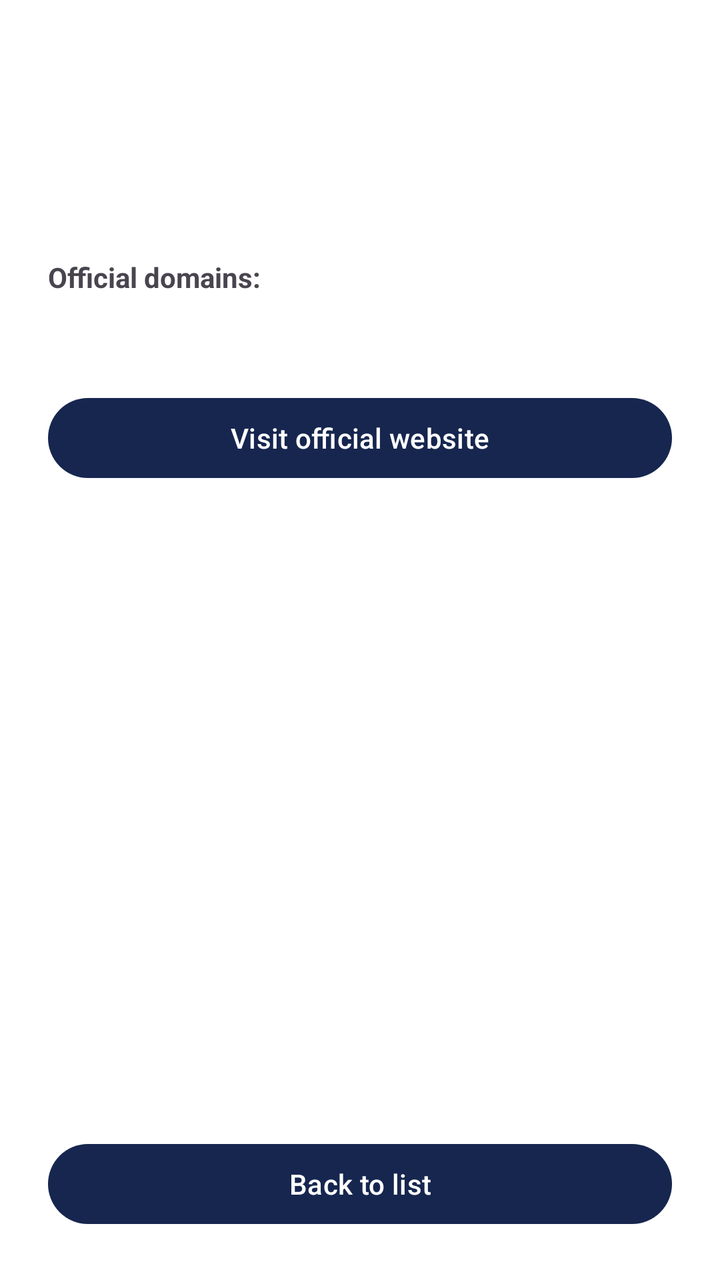
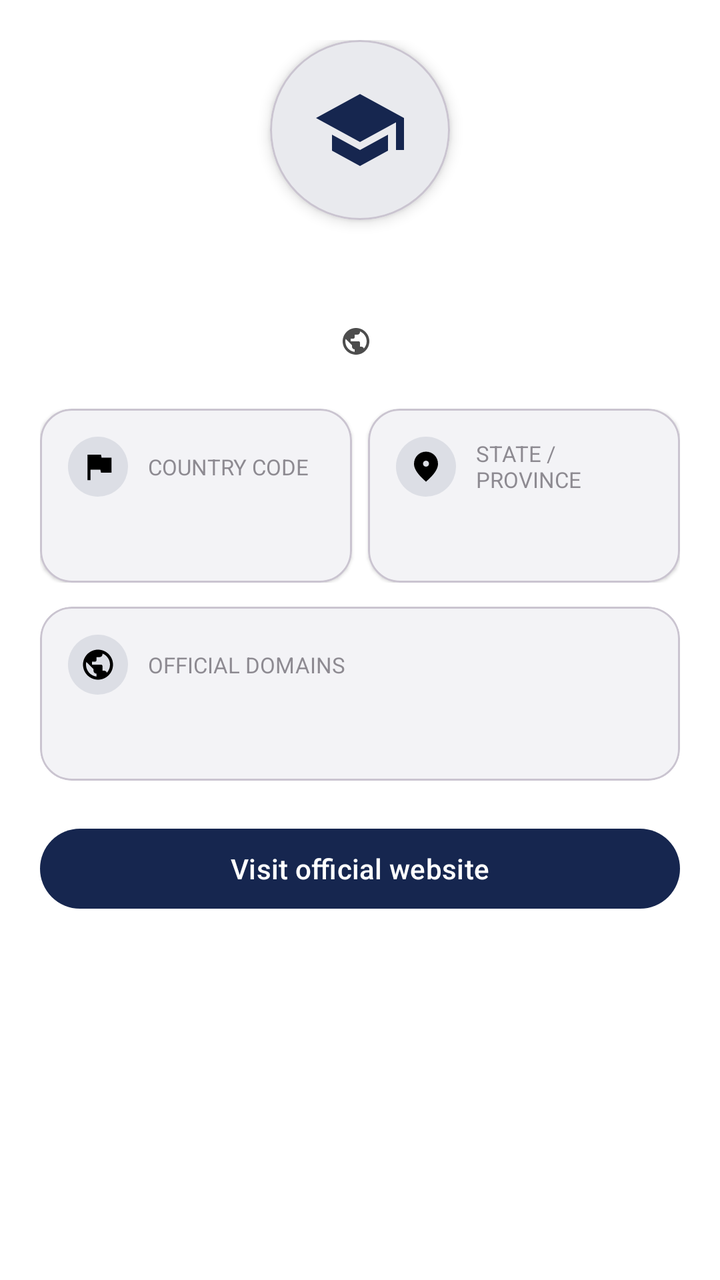

Screens rendered from an Android XML layout before and after an edit, with the pre-edit source and the edit as a unified diff.
<!-- AndroidManifest.xml: application theme Theme.UniDex -->
<!-- res/layout/fragment_university_detail.xml -->
<?xml version="1.0" encoding="utf-8"?>
<androidx.constraintlayout.widget.ConstraintLayout
    xmlns:android="http://schemas.android.com/apk/res/android"
    xmlns:app="http://schemas.android.com/apk/res-auto"
    android:layout_width="match_parent"
    android:layout_height="match_parent"
    android:padding="24dp">

    <TextView
        android:id="@+id/tvName"
        android:layout_width="0dp"
        android:layout_height="wrap_content"
        android:textSize="26sp"
        android:textStyle="bold"
        app:layout_constraintTop_toTopOf="parent"
        app:layout_constraintStart_toStartOf="parent"
        app:layout_constraintEnd_toEndOf="parent" />

    <TextView
        android:id="@+id/tvLocation"
        android:layout_width="0dp"
        android:layout_height="wrap_content"
        android:layout_marginTop="4dp"
        android:textColor="@android:color/darker_gray"
        app:layout_constraintTop_toBottomOf="@id/tvName"
        app:layout_constraintStart_toStartOf="parent" />

    <TextView
        android:id="@+id/tvCountryCode"
        android:layout_width="0dp"
        android:layout_height="wrap_content"
        android:layout_marginTop="4dp"
        app:layout_constraintTop_toBottomOf="@id/tvLocation"
        app:layout_constraintStart_toStartOf="parent" />

    <TextView
        android:id="@+id/tvDomainsLabel"
        android:layout_width="wrap_content"
        android:layout_height="wrap_content"
        android:layout_marginTop="24dp"
        android:text="@string/label_domains"
        android:textStyle="bold"
        app:layout_constraintTop_toBottomOf="@id/tvCountryCode"
        app:layout_constraintStart_toStartOf="parent" />

    <TextView
        android:id="@+id/tvDomains"
        android:layout_width="0dp"
        android:layout_height="wrap_content"
        android:layout_marginTop="4dp"
        app:layout_constraintTop_toBottomOf="@id/tvDomainsLabel"
        app:layout_constraintStart_toStartOf="parent"
        app:layout_constraintEnd_toEndOf="parent" />

    <Button
        android:id="@+id/btnVisitWebsite"
        android:layout_width="match_parent"
        android:layout_height="wrap_content"
        android:layout_marginTop="24dp"
        android:text="@string/btn_visit_website"
        app:layout_constraintTop_toBottomOf="@id/tvDomains" />

    <Button
        android:id="@+id/btnBack"
        android:layout_width="match_parent"
        android:layout_height="wrap_content"
        android:layout_marginTop="16dp"
        android:text="@string/btn_back_to_list"
        app:layout_constraintBottom_toBottomOf="parent" />

</androidx.constraintlayout.widget.ConstraintLayout>
<!-- resources referenced by this layout -->
<resources>
  <string name="btn_back_to_list">Back to list</string>
  <string name="btn_visit_website">Visit official website</string>
  <string name="label_domains">Official domains:</string>
  <style name="Theme.UniDex" parent="Base.Theme.UniDex" />
  <style name="Base.Theme.UniDex" parent="Theme.Material3.DayNight.NoActionBar">
          
          <item name="colorPrimary">@color/colorUniDexPrimary</item>
          <item name="colorOnPrimary">@color/white</item>
  
          
          <item name="android:windowBackground">@color/white</item>
          <item name="colorOnBackground">@color/black</item>
  
          
          <item name="colorSurface">@color/white</item>
          <item name="colorOnSurface">@color/black</item>
      </style>
  <color name="colorUniDexPrimary">#16264F</color>
  <color name="white">#FFFFFFFF</color>
  <color name="black">#FF000000</color>
</resources>

<!-- the commit's change to res/layout/fragment_university_detail.xml (unified diff, before → after) -->
@@ -1,71 +1,228 @@
 <?xml version="1.0" encoding="utf-8"?>
-<androidx.constraintlayout.widget.ConstraintLayout
+<androidx.core.widget.NestedScrollView
     xmlns:android="http://schemas.android.com/apk/res/android"
     xmlns:app="http://schemas.android.com/apk/res-auto"
     android:layout_width="match_parent"
-    android:layout_height="match_parent"
-    android:padding="24dp">
-
-    <TextView
-        android:id="@+id/tvName"
-        android:layout_width="0dp"
-        android:layout_height="wrap_content"
-        android:textSize="26sp"
-        android:textStyle="bold"
-        app:layout_constraintTop_toTopOf="parent"
-        app:layout_constraintStart_toStartOf="parent"
-        app:layout_constraintEnd_toEndOf="parent" />
-
-    <TextView
-        android:id="@+id/tvLocation"
-        android:layout_width="0dp"
-        android:layout_height="wrap_content"
-        android:layout_marginTop="4dp"
-        android:textColor="@android:color/darker_gray"
-        app:layout_constraintTop_toBottomOf="@id/tvName"
-        app:layout_constraintStart_toStartOf="parent" />
-
-    <TextView
-        android:id="@+id/tvCountryCode"
-        android:layout_width="0dp"
-        android:layout_height="wrap_content"
-        android:layout_marginTop="4dp"
-        app:layout_constraintTop_toBottomOf="@id/tvLocation"
-        app:layout_constraintStart_toStartOf="parent" />
-
-    <TextView
-        android:id="@+id/tvDomainsLabel"
-        android:layout_width="wrap_content"
-        android:layout_height="wrap_content"
-        android:layout_marginTop="24dp"
-        android:text="@string/label_domains"
-        android:textStyle="bold"
-        app:layout_constraintTop_toBottomOf="@id/tvCountryCode"
-        app:layout_constraintStart_toStartOf="parent" />
-
-    <TextView
-        android:id="@+id/tvDomains"
-        android:layout_width="0dp"
-        android:layout_height="wrap_content"
-        android:layout_marginTop="4dp"
-        app:layout_constraintTop_toBottomOf="@id/tvDomainsLabel"
-        app:layout_constraintStart_toStartOf="parent"
-        app:layout_constraintEnd_toEndOf="parent" />
-
-    <Button
-        android:id="@+id/btnVisitWebsite"
+    android:layout_height="match_parent">
+
+    <LinearLayout
         android:layout_width="match_parent"
         android:layout_height="wrap_content"
-        android:layout_marginTop="24dp"
-        android:text="@string/btn_visit_website"
-        app:layout_constraintTop_toBottomOf="@id/tvDomains" />
-
-    <Button
-        android:id="@+id/btnBack"
-        android:layout_width="match_parent"
-        android:layout_height="wrap_content"
-        android:layout_marginTop="16dp"
-        android:text="@string/btn_back_to_list"
-        app:layout_constraintBottom_toBottomOf="parent" />
-
-</androidx.constraintlayout.widget.ConstraintLayout>
+        android:gravity="center_horizontal"
+        android:orientation="vertical"
+        android:padding="20dp">
+
+        <com.google.android.material.card.MaterialCardView
+            android:layout_width="90dp"
+            android:layout_height="90dp"
+            app:cardBackgroundColor="@color/white"
+            app:cardCornerRadius="45dp"
+            app:cardElevation="4dp">
+
+            <ImageView
+                android:layout_width="48dp"
+                android:layout_height="48dp"
+                android:layout_gravity="center"
+                android:contentDescription="@null"
+                android:src="@drawable/ic_university_24"
+                app:tint="@color/colorUniDexPrimary" />
+        </com.google.android.material.card.MaterialCardView>
+
+        <TextView
+            android:id="@+id/tvName"
+            android:layout_width="match_parent"
+            android:layout_height="wrap_content"
+            android:layout_marginTop="16dp"
+            android:gravity="center"
+            android:textSize="22sp"
+            android:textStyle="bold" />
+
+        <LinearLayout
+            android:layout_width="wrap_content"
+            android:layout_height="wrap_content"
+            android:layout_marginTop="6dp"
+            android:gravity="center_vertical"
+            android:orientation="horizontal">
+
+            <ImageView
+                android:layout_width="16dp"
+                android:layout_height="16dp"
+                android:alpha="0.7"
+                android:contentDescription="@null"
+                android:src="@drawable/ic_globe_24"
+                app:tint="?attr/colorOnBackground" />
+
+            <TextView
+                android:id="@+id/tvCountry"
+                android:layout_width="wrap_content"
+                android:layout_height="wrap_content"
+                android:layout_marginStart="4dp"
+                android:alpha="0.7" />
+        </LinearLayout>
+
+        
+        <LinearLayout
+            android:layout_width="match_parent"
+            android:layout_height="wrap_content"
+            android:layout_marginTop="24dp"
+            android:orientation="horizontal">
+
+            
+            <com.google.android.material.card.MaterialCardView
+                android:layout_width="0dp"
+                android:layout_height="match_parent"
+                android:layout_marginEnd="8dp"
+                android:layout_weight="1"
+                app:cardCornerRadius="16dp"
+                app:cardElevation="1dp">
+
+                <LinearLayout
+                    android:layout_width="match_parent"
+                    android:layout_height="wrap_content"
+                    android:orientation="vertical"
+                    android:padding="14dp">
+
+                    <LinearLayout
+                        android:layout_width="match_parent"
+                        android:layout_height="wrap_content"
+                        android:gravity="center_vertical"
+                        android:orientation="horizontal">
+
+                        <ImageView
+                            android:layout_width="30dp"
+                            android:layout_height="30dp"
+                            android:background="@drawable/bg_icon_circle"
+                            android:contentDescription="@null"
+                            android:padding="6dp"
+                            android:src="@drawable/ic_flag_24"
+                            app:tint="?attr/colorOnSurface" />
+
+                        <TextView
+                            android:layout_width="0dp"
+                            android:layout_height="wrap_content"
+                            android:layout_marginStart="10dp"
+                            android:layout_weight="1"
+                            android:alpha="0.6"
+                            android:text="@string/label_country_code_short"
+                            android:textAllCaps="true"
+                            android:textSize="11sp" />
+                    </LinearLayout>
+
+                    <TextView
+                        android:id="@+id/tvCountryCode"
+                        android:layout_width="match_parent"
+                        android:layout_height="wrap_content"
+                        android:layout_marginTop="10dp"
+                        android:textStyle="bold" />
+                </LinearLayout>
+            </com.google.android.material.card.MaterialCardView>
+
+            
+            <com.google.android.material.card.MaterialCardView
+                android:layout_width="0dp"
+                android:layout_height="match_parent"
+                android:layout_weight="1"
+                app:cardCornerRadius="16dp"
+                app:cardElevation="1dp">
+
+                <LinearLayout
+                    android:layout_width="match_parent"
+                    android:layout_height="wrap_content"
+                    android:orientation="vertical"
+                    android:padding="14dp">
+
+                    <LinearLayout
+                        android:layout_width="match_parent"
+                        android:layout_height="wrap_content"
+                        android:gravity="center_vertical"
+                        android:orientation="horizontal">
+
+                        <ImageView
+                            android:layout_width="30dp"
+                            android:layout_height="30dp"
+                            android:background="@drawable/bg_icon_circle"
+                            android:contentDescription="@null"
+                            android:padding="6dp"
+                            android:src="@drawable/ic_pin_24"
+                            app:tint="?attr/colorOnSurface" />
+
+                        <TextView
+                            android:layout_width="0dp"
+                            android:layout_height="wrap_content"
+                            android:layout_marginStart="10dp"
+                            android:layout_weight="1"
+                            android:alpha="0.6"
+                            android:text="@string/label_state_province"
+                            android:textAllCaps="true"
+                            android:textSize="11sp" />
+                    </LinearLayout>
+
+                    <TextView
+                        android:id="@+id/tvStateProvince"
+                        android:layout_width="match_parent"
+                        android:layout_height="wrap_content"
+                        android:layout_marginTop="10dp"
+                        android:textStyle="bold" />
+                </LinearLayout>
+            </com.google.android.material.card.MaterialCardView>
+        </LinearLayout>
+
+        
+        <com.google.android.material.card.MaterialCardView
+            android:layout_width="match_parent"
+            android:layout_height="wrap_content"
+            android:layout_marginTop="12dp"
+            app:cardCornerRadius="16dp"
+            app:cardElevation="1dp">
+
+            <LinearLayout
+                android:layout_width="match_parent"
+                android:layout_height="wrap_content"
+                android:orientation="vertical"
+                android:padding="14dp">
+
+                <LinearLayout
+                    android:layout_width="match_parent"
+                    android:layout_height="wrap_content"
+                    android:gravity="center_vertical"
+                    android:orientation="horizontal">
+
+                    <ImageView
+                        android:layout_width="30dp"
+                        android:layout_height="30dp"
+                        android:background="@drawable/bg_icon_circle"
+                        android:contentDescription="@null"
+                        android:padding="6dp"
+                        android:src="@drawable/ic_globe_24"
+                        app:tint="?attr/colorOnSurface" />
+
+                    <TextView
+                        android:layout_width="0dp"
+                        android:layout_height="wrap_content"
+                        android:layout_marginStart="10dp"
+                        android:layout_weight="1"
+                        android:alpha="0.6"
+                        android:text="@string/label_domains"
+                        android:textAllCaps="true"
+                        android:textSize="11sp" />
+                </LinearLayout>
+
+                <TextView
+                    android:id="@+id/tvDomains"
+                    android:layout_width="match_parent"
+                    android:layout_height="wrap_content"
+                    android:layout_marginTop="10dp"
+                    android:textStyle="bold" />
+            </LinearLayout>
+        </com.google.android.material.card.MaterialCardView>
+
+        
+        <Button
+            android:id="@+id/btnVisitWebsite"
+            android:layout_width="match_parent"
+            android:layout_height="wrap_content"
+            android:layout_marginTop="20dp"
+            android:text="@string/btn_visit_website" />
+
+    </LinearLayout>
+</androidx.core.widget.NestedScrollView>
<!-- resource entries referenced after the edit -->
@@ -1,9 +1,11 @@
 <!-- resources referenced by this layout -->
 <resources>
-  <string name="btn_back_to_list">Back to list</string>
   <string name="btn_visit_website">Visit official website</string>
-  <string name="label_domains">Official domains:</string>
+  <string name="label_country_code_short">Country Code</string>
+  <string name="label_domains">Official Domains</string>
+  <string name="label_state_province">State / Province</string>
   <style name="Theme.UniDex" parent="Base.Theme.UniDex" />
+  <color name="iconCircleBg">#1A16264F</color>
   <style name="Base.Theme.UniDex" parent="Theme.Material3.DayNight.NoActionBar">
           
           <item name="colorPrimary">@color/colorUniDexPrimary</item>
@@ -19,6 +21,39 @@
       </style>
   <color name="colorUniDexPrimary">#16264F</color>
   <color name="white">#FFFFFFFF</color>
+  <!-- drawable bg_icon_circle (drawable) -->
+  <shape xmlns:android="http://schemas.android.com/apk/res/android"
+      android:shape="oval">
+      <solid android:color="@color/iconCircleBg"/>
+  </shape>
+  <!-- drawable ic_flag_24 (drawable) -->
+  <vector xmlns:android="http://schemas.android.com/apk/res/android"
+      android:width="24dp" android:height="24dp"
+      android:viewportWidth="24" android:viewportHeight="24">
+      <path android:fillColor="#FF000000"
+          android:pathData="M14.4,6L14,4H5v17h2v-7h6.6l0.4,2h7V6z"/>
+  </vector>
+  <!-- drawable ic_globe_24 (drawable) -->
+  <vector xmlns:android="http://schemas.android.com/apk/res/android"
+      android:width="24dp" android:height="24dp"
+      android:viewportWidth="24" android:viewportHeight="24">
+      <path android:fillColor="#FF000000"
+          android:pathData="M12,2C6.48,2 2,6.48 2,12s4.48,10 10,10 10,-4.48 10,-10S17.52,2 12,2zM11,19.93c-3.94,-0.49 -7,-3.85 -7,-7.93 0,-0.62 0.08,-1.21 0.21,-1.79L9,15v1c0,1.1 0.9,2 2,2v1.93zM17.9,17.39c-0.26,-0.81 -1,-1.39 -1.9,-1.39h-1v-3c0,-0.55 -0.45,-1 -1,-1L8,12v-2h2c0.55,0 1,-0.45 1,-1L11,7h2c1.1,0 2,-0.9 2,-2v-0.41c2.93,1.19 5,4.06 5,7.41 0,2.08 -0.8,3.97 -2.1,5.39z"/>
+  </vector>
+  <!-- drawable ic_pin_24 (drawable) -->
+  <vector xmlns:android="http://schemas.android.com/apk/res/android"
+      android:width="24dp" android:height="24dp"
+      android:viewportWidth="24" android:viewportHeight="24">
+      <path android:fillColor="#FF000000"
+          android:pathData="M12,2c-4.2,0 -8,3.22 -8,8.2 0,3.32 2.67,7.25 8,11.8 5.33,-4.55 8,-8.48 8,-11.8C20,5.22 16.2,2 12,2zM12,12c-1.1,0 -2,-0.9 -2,-2s0.9,-2 2,-2 2,0.9 2,2 -0.9,2 -2,2z"/>
+  </vector>
+  <!-- drawable ic_university_24 (drawable) -->
+  <vector xmlns:android="http://schemas.android.com/apk/res/android"
+      android:width="24dp" android:height="24dp"
+      android:viewportWidth="24" android:viewportHeight="24">
+      <path android:fillColor="#FF000000"
+          android:pathData="M5,13.18v4L12,21l7,-3.82v-4L12,17l-7,-3.82zM12,3L1,9l11,6 9,-4.91V17h2V9L12,3z"/>
+  </vector>
   <color name="black">#FF000000</color>
 </resources>
 
